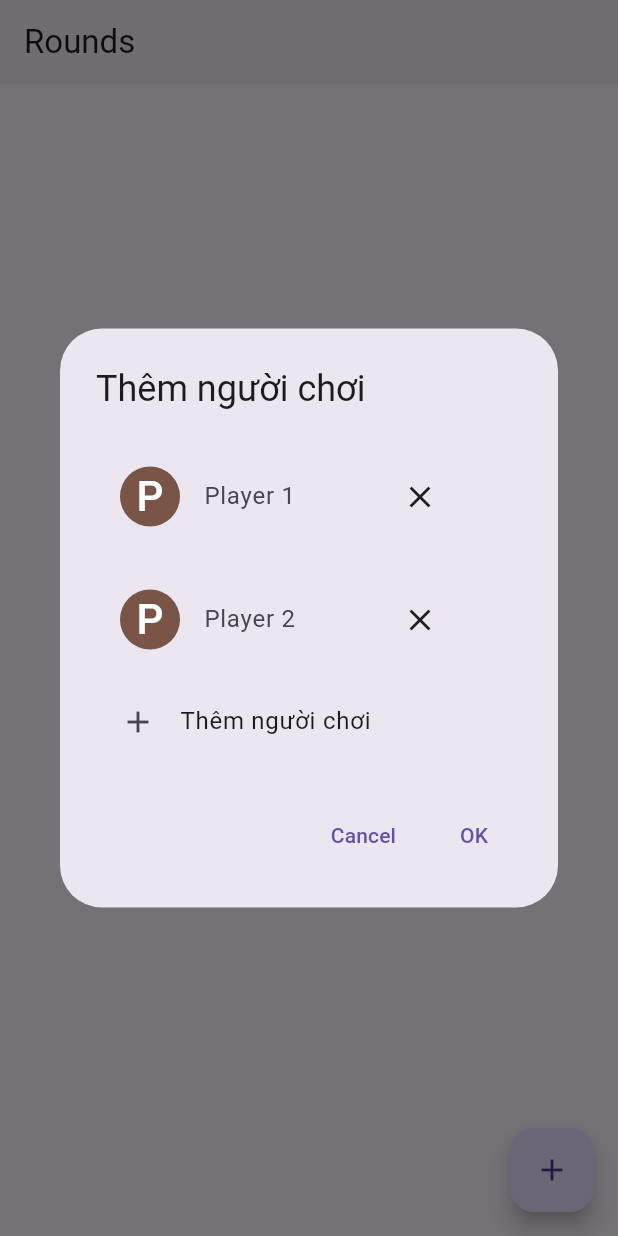
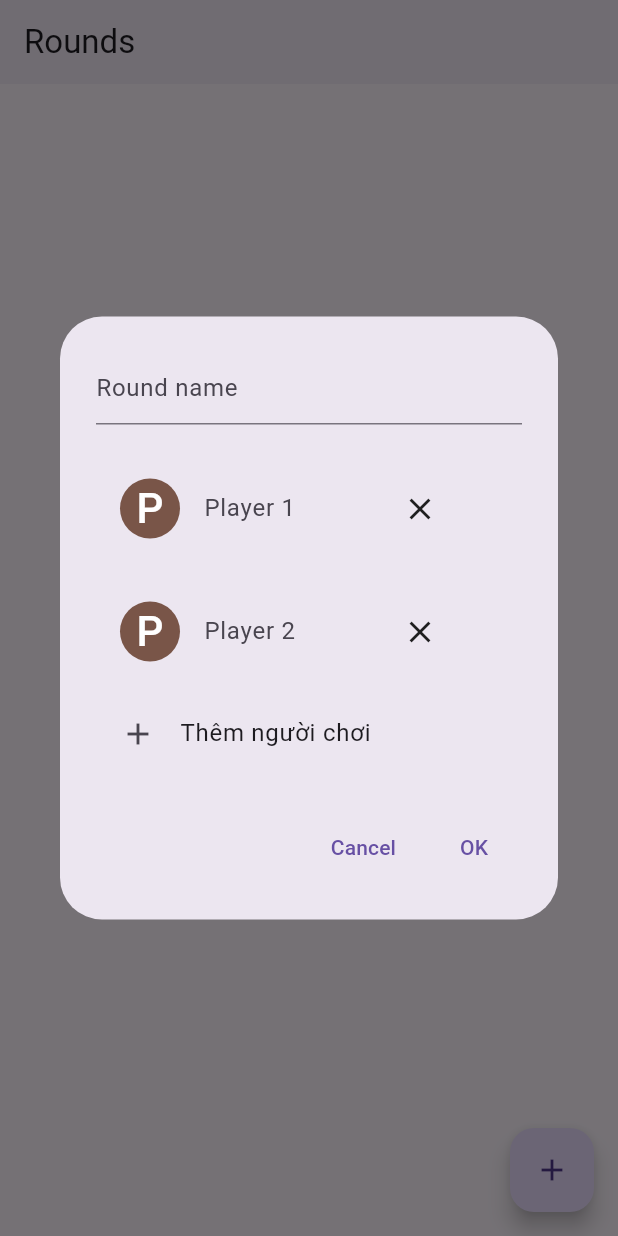
Before and after one commit to kreazyme/pocker_score, a Flutter app: the screen it shows after launch, after a tap on the "add" icon, on a phone screen of 412 x 824 dp. Run offline on Flutter 3.47's test engine with Material 2 defaults, Android fonts, the light colour scheme and no system bars; our stand-ins replace hive, hive_flutter, lottie; missing offline and left inert: get_time_ago; accounts and stored records are empty.

Commit message:
feat: crud game name :constructor:

```diff
--- a/lib/models/game/game_model.dart
+++ b/lib/models/game/game_model.dart
@@ -8,6 +8,7 @@ class GameModel {
     required this.scores,
     required this.note,
     required this.isDeleted,
+    required this.createTime,
   });
 
   operator +(GameModel other) {
@@ -18,6 +19,7 @@ class GameModel {
       ),
       note: note,
       isDeleted: isDeleted,
+      createTime: createTime,
     );
   }
 
@@ -30,15 +32,20 @@ class GameModel {
   @HiveField(2)
   final bool isDeleted;
 
+  @HiveField(3)
+  final DateTime createTime;
+
   factory GameModel.fromJson(Map<String, dynamic> json) => GameModel(
         scores: List<int>.from(json["scores"].map((x) => x)),
         note: json["note"],
         isDeleted: json["isDeleted"],
+        createTime: DateTime.parse(json["createTime"]),
       );
 
   factory GameModel.initial() => GameModel(
         scores: [],
         note: "",
         isDeleted: false,
+        createTime: DateTime.now(),
       );
 }
--- a/lib/models/game/round_model.dart
+++ b/lib/models/game/round_model.dart
@@ -14,6 +14,7 @@ class RoundModel {
     required this.pointLimit,
     required this.gameLimit,
     required this.isHidePoint,
+    required this.gameName,
   });
 
   RoundModel.initial()
@@ -22,7 +23,8 @@ class RoundModel {
         pointLimit = -1,
         gameLimit = -1,
         isHidePoint = false,
-        createTime = DateTime.now();
+        createTime = DateTime.now(),
+        gameName = "Game";
 
   @HiveField(0)
   List<GameModel> games;
@@ -41,4 +43,7 @@ class RoundModel {
 
   @HiveField(5)
   bool isHidePoint;
+
+  @HiveField(6)
+  String gameName;
 }
--- a/lib/services/game_service.dart
+++ b/lib/services/game_service.dart
@@ -14,4 +14,11 @@ class GameService {
     round.games.add(game);
     await Hive.box("game").put("rounds", db);
   }
+
+  Future<void> updateGame(GameModel game, int roundIndex, int gameIndex) async {
+    final db = await Hive.box("game").get("rounds") as List;
+    final round = db[roundIndex] as RoundModel;
+    round.games[gameIndex] = game;
+    await Hive.box("game").put("rounds", db);
+  }
 }
--- a/lib/services/round_service.dart
+++ b/lib/services/round_service.dart
@@ -51,4 +51,10 @@ class RoundService {
     ls[index].gameLimit = limit;
     await Hive.box("game").put("rounds", ls);
   }
+
+  Future<void> updateRoundName(int index, String name) async {
+    final ls = await Hive.box("game").get("rounds") as List;
+    ls[index].gameName = name;
+    await Hive.box("game").put("rounds", ls);
+  }
 }
--- a/lib/views/widget/add_round_dialog.dart
+++ b/lib/views/widget/add_round_dialog.dart
@@ -20,6 +20,7 @@ class AddRoundDialog extends StatefulWidget {
 
 class _AddRoundDialogState extends State<AddRoundDialog> {
   List<PlayerModel> players = [];
+  String gameName = "Game";
 
   void _initPlayer() {
     setState(() {
@@ -52,6 +53,7 @@ class _AddRoundDialogState extends State<AddRoundDialog> {
       pointLimit: -1,
       gameLimit: -1,
       isHidePoint: false,
+      gameName: gameName,
     );
     RoundService().newRound(round);
     Navigator.of(context).pop();
@@ -87,7 +89,14 @@ class _AddRoundDialogState extends State<AddRoundDialog> {
           child: const Text("OK"),
         ),
       ],
-      title: const Text("Thêm người chơi"),
+      title: TextField(
+        decoration: const InputDecoration(
+          hintText: "Round name",
+        ),
+        onChanged: (value) => setState(() {
+          gameName = value;
+        }),
+      ),
       content: SizedBox(
         width: width * 0.8,
         child: SingleChildScrollView(
```
Also changed, not shown: lib/views/game_page.dart (+39 -1 lines), lib/views/round_page.dart (+24 -1 lines), lib/views/widget/add_game_dialog.dart (+20 -5 lines), lib/views/widget/edit_game_name_dialog.dart (added, +69 -0 lines), lib/views/widget/setting_dialog.dart (+5 -2 lines), lib/models/game/game_model.g.dart, lib/models/game/round_model.g.dart.
